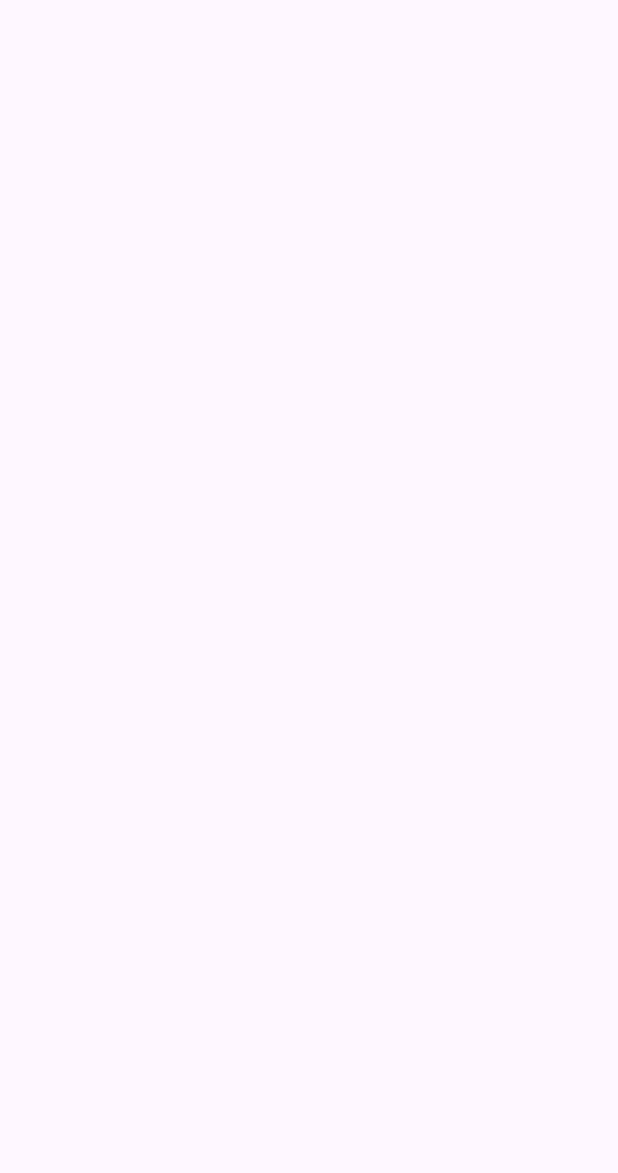
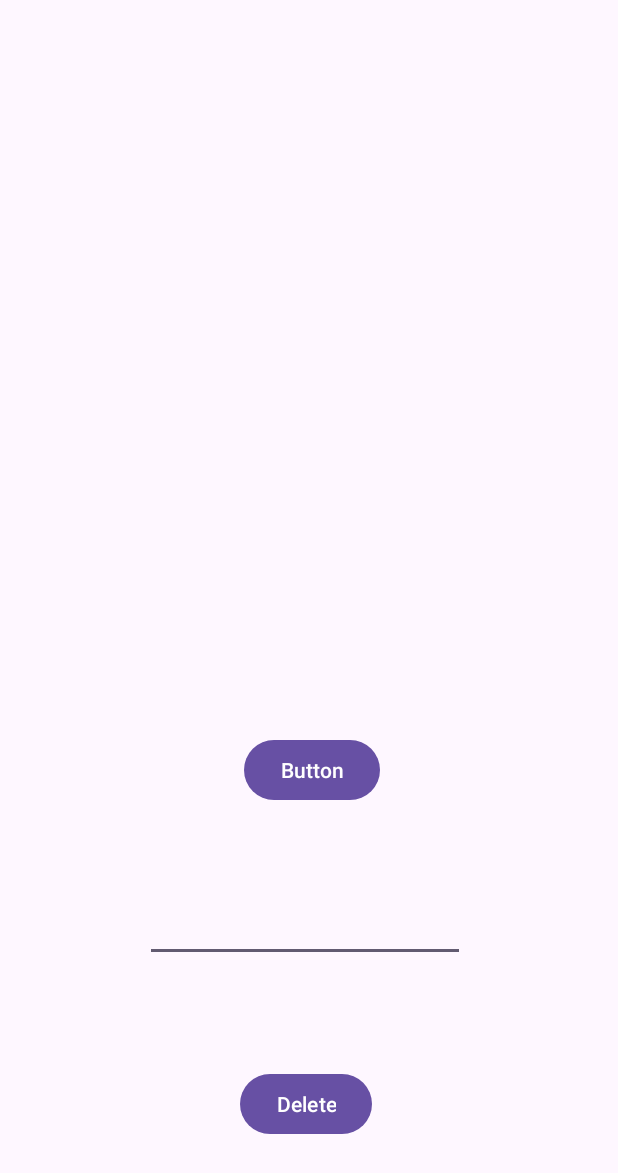
Before and after one commit to MicahElizabathHawkins/DB_OP, an Android app: the Homepage screen opened directly, with no data from a screen before it, on a phone screen of 412 x 824 dp. Before the commit the part shown is empty. Shown: the top 1173 px of the screen. Run offline under Robolectric (Android 15) with nearby library versions, the phone set to English and light mode, and no system bars.

Commit message:
Take this

```diff
--- a/app/src/main/java/com/example/db_operations/Homepage.java
+++ b/app/src/main/java/com/example/db_operations/Homepage.java
@@ -4,11 +4,63 @@ import android.os.Bundle;
 
 import androidx.activity.EdgeToEdge;
 import androidx.appcompat.app.AppCompatActivity;
+import android.database.sqlite.SQLiteDatabase;
+import android.database.Cursor;
+import android.view.View;
+import android.widget.EditText;
+import android.widget.TextView;
+import android.widget.Button;
+import android.widget.Toast;
 
 public class Homepage extends AppCompatActivity{
+
+    SQLiteDatabase db;
+
     @Override
     protected void onCreate(Bundle savedInstanceState) {
+
+//        Private TextView text1;
+//        Private Button b2;
         super.onCreate(savedInstanceState);
         setContentView(R.layout.activity_home);
-}
-}
+        db = openOrCreateDatabase("studentdb", MODE_PRIVATE, null);
+        TextView tv1 = findViewById(R.id.tv1);
+        Button b2 = findViewById(R.id.b2);
+        EditText text = findViewById(R.id.text1);
+        Button Btn = findViewById(R.id.b3);
+        b2.setOnClickListener(new View.OnClickListener() {
+            @Override
+            public void onClick(View view) {
+                StringBuilder result = new StringBuilder();
+                Cursor cursor = db.rawQuery("SELECT * FROM student", null);
+                if (cursor.getCount()==0) {
+                    tv1.setText("No data found");
+                    return;
+                }
+                while (cursor.moveToNext()) {
+                    int id = cursor.getInt(0);
+                    String name = cursor.getString(1);
+                    String password = cursor.getString(2);
+                    result.append("ID: " + id + " ");
+                    result.append("Name: " + name + " ");
+                    result.append("Password: " + password + " \n");
+                }
+                cursor.close();
+                tv1.setText(result.toString());
+
+            }
+        });
+        Btn.setOnClickListener(new View.OnClickListener() {
+            @Override
+            public void onClick(View view) {
+                String name = text.getText().toString();
+                String query = "DELETE FROM student WHERE name = ?";
+                db.execSQL(query, new String[]{name});
+
+                Toast.makeText(Homepage.this,"Deleted", Toast.LENGTH_SHORT).show();
+            }
+        });
+
+            }
+
+    }
--- a/app/src/main/res/layout/activity_home.xml
+++ b/app/src/main/res/layout/activity_home.xml
@@ -1,6 +1,66 @@
 <?xml version="1.0" encoding="utf-8"?>
 <androidx.constraintlayout.widget.ConstraintLayout xmlns:android="http://schemas.android.com/apk/res/android"
+    xmlns:app="http://schemas.android.com/apk/res-auto"
+    xmlns:tools="http://schemas.android.com/tools"
+    android:id="@+id/main"
     android:layout_width="match_parent"
-    android:layout_height="match_parent">
+    android:layout_height="match_parent"
+    tools:context=".MainActivity">
 
+    <TextView
+        android:id="@+id/tv1"
+        android:layout_width="wrap_content"
+        android:layout_height="wrap_content"
+        android:layout_marginStart="181dp"
+        android:layout_marginTop="251dp"
+        android:layout_marginEnd="181dp"
+        android:layout_marginBottom="461dp"
+        app:layout_constraintBottom_toBottomOf="parent"
+        app:layout_constraintEnd_toEndOf="parent"
+        app:layout_constraintHorizontal_bias="0.489"
+        app:layout_constraintStart_toStartOf="parent"
+        app:layout_constraintTop_toTopOf="parent" />
+
+    <Button
+        android:id="@+id/b2"
+        android:layout_width="wrap_content"
+        android:layout_height="wrap_content"
+        android:layout_marginStart="162dp"
+        android:layout_marginTop="149dp"
+        android:layout_marginEnd="158dp"
+        android:layout_marginBottom="264dp"
+        android:text="Button"
+        app:layout_constraintBottom_toBottomOf="parent"
+        app:layout_constraintEnd_toEndOf="parent"
+        app:layout_constraintStart_toStartOf="parent"
+        app:layout_constraintTop_toBottomOf="@+id/tv1" />
+
+    <EditText
+        android:id="@+id/text1"
+        android:layout_width="wrap_content"
+        android:layout_height="wrap_content"
+        android:layout_marginStart="98dp"
+        android:layout_marginTop="47dp"
+        android:layout_marginEnd="103dp"
+        android:layout_marginBottom="172dp"
+        android:ems="10"
+        android:inputType="text"
+        app:layout_constraintBottom_toBottomOf="parent"
+        app:layout_constraintEnd_toEndOf="parent"
+        app:layout_constraintStart_toStartOf="parent"
+        app:layout_constraintTop_toBottomOf="@+id/b2" />
+
+    <Button
+        android:id="@+id/b3"
+        android:layout_width="wrap_content"
+        android:layout_height="wrap_content"
+        android:layout_marginStart="158dp"
+        android:layout_marginTop="65dp"
+        android:layout_marginEnd="162dp"
+        android:layout_marginBottom="59dp"
+        android:text="Delete"
+        app:layout_constraintBottom_toBottomOf="parent"
+        app:layout_constraintEnd_toEndOf="parent"
+        app:layout_constraintStart_toStartOf="parent"
+        app:layout_constraintTop_toBottomOf="@+id/text1" />
 </androidx.constraintlayout.widget.ConstraintLayout>
--- a/app/src/main/res/layout/activity_main.xml
+++ b/app/src/main/res/layout/activity_main.xml
@@ -16,7 +16,6 @@
         android:layout_marginEnd="93dp"
         android:ems="10"
         android:inputType="text"
-        android:text="Full name"
         app:layout_constraintEnd_toEndOf="parent"
         app:layout_constraintStart_toStartOf="parent"
         app:layout_constraintTop_toTopOf="parent" />
@@ -30,7 +29,6 @@
         android:layout_marginEnd="92dp"
         android:ems="10"
         android:inputType="text"
-        android:text="Your password"
         app:layout_constraintEnd_toEndOf="parent"
         app:layout_constraintStart_toStartOf="parent"
         app:layout_constraintTop_toBottomOf="@+id/tb1" />
```
